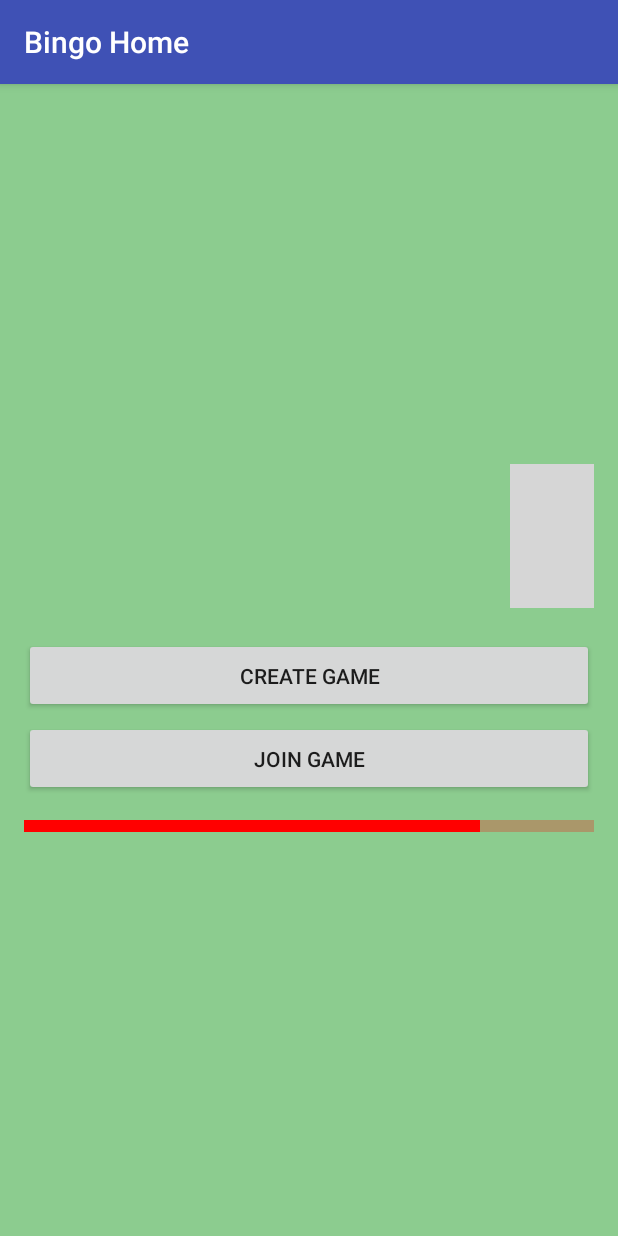
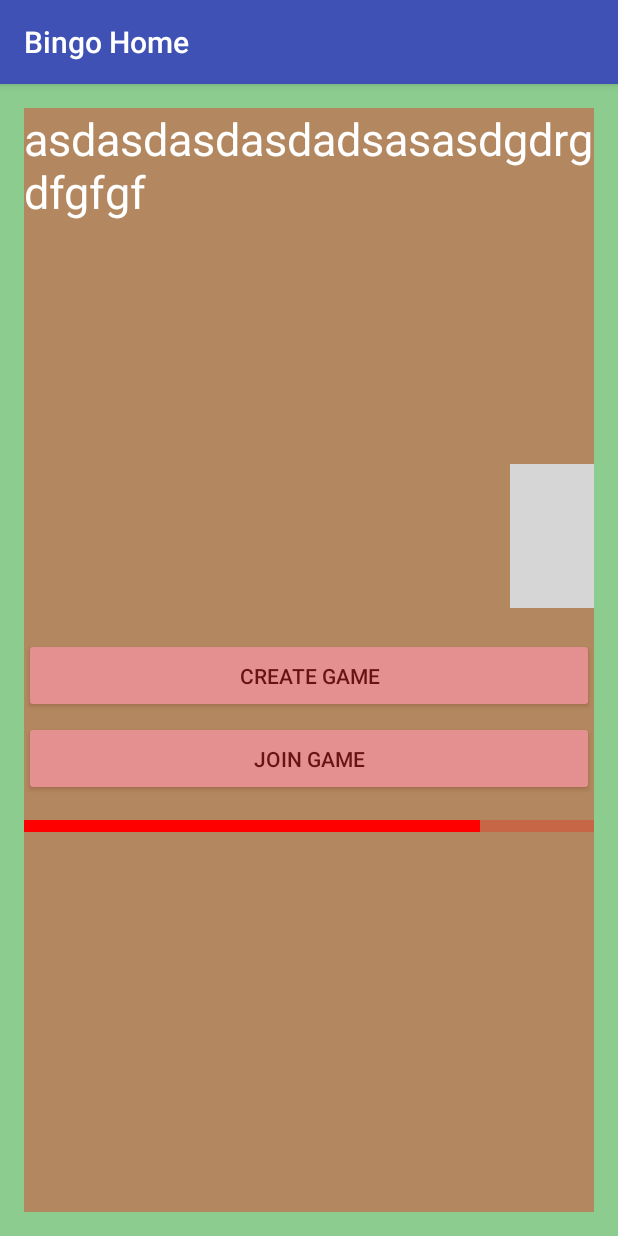
Before and after one commit to adnansakel/Quality-and-Usability-Project, an Android app: the HomeActivity screen opened directly, with no data from a screen before it, on a phone screen of 412 x 824 dp. Run offline under Robolectric (Android 15) with nearby library versions, the light colour scheme and no system bars; libraries missing offline, so code that uses them is left out: com.loopj.android, cz.msebera.android; grey boxes are pictures that could not be loaded.

Commit message:
Slide up down animation

```diff
--- a/MyApplication/app/src/main/java/com/example/adnansakel/bingo/HomeActivity.java
+++ b/MyApplication/app/src/main/java/com/example/adnansakel/bingo/HomeActivity.java
@@ -14,6 +14,7 @@ import android.view.Gravity;
 import android.view.LayoutInflater;
 import android.view.View;
 import android.view.ViewGroup;
+import android.view.animation.AnimationUtils;
 import android.widget.Button;
 import android.widget.EditText;
 import android.widget.ImageView;
@@ -99,11 +100,22 @@ public class HomeActivity extends AppCompatActivity implements View.OnClickListe
         btnJoinGame = (Button)findViewById(R.id.btn_join_game);
 
         llAnimationTest = findViewById(R.id.llAnimationTest);
-        llAnimationTest.setVisibility(View.INVISIBLE);
-        llAnimationTest.setTranslationX(llAnimationTest.getWidth());
         llAnimationTest.setVisibility(View.VISIBLE);
-        llAnimationTest.setTranslationX(llAnimationTest.getWidth());
-        llAnimationTest.setVisibility(View.INVISIBLE);
+        //llAnimationTest.setTranslationY(0);
+        //llAnimationTest.setVisibility(View.INVISIBLE);
+        //llAnimationTest.setVisibility(View.VISIBLE);
+
+        llAnimationTest.startAnimation(AnimationUtils.loadAnimation(this,
+                R.anim.slide_down));
+        /*llAnimationTest.animate().translationY(llAnimationTest.getHeight())
+                .setDuration(3000).setListener(new AnimatorListenerAdapter() {
+            @Override
+            public void onAnimationEnd(Animator animation) {
+                super.onAnimationEnd(animation);
+                llAnimationTest.setVisibility(View.INVISIBLE);
+
+            }
+        });*/
 
 
         //an.MakeInVisibleWithSlideRight();
@@ -131,6 +143,8 @@ public class HomeActivity extends AppCompatActivity implements View.OnClickListe
         toast.show();
 
 
+
+
         btnCreateGame.setOnClickListener(this);
         btnJoinGame.setOnClickListener(this);
     }
@@ -147,6 +161,7 @@ public class HomeActivity extends AppCompatActivity implements View.OnClickListe
             else{
                 textToSpeechtest.speak("22",TextToSpeech.QUEUE_FLUSH,null);
             }*/
+
             if(!connectionCheck.isConnected()){return;}
 
             AlertDialog.Builder builder = new AlertDialog.Builder(this);
--- /dev/null
+++ b/MyApplication/app/src/main/res/anim/slide_down.xml
@@ -0,0 +1,7 @@
+<?xml version="1.0" encoding="utf-8"?>
+<set xmlns:android="http://schemas.android.com/apk/res/android">
+    <translate
+        android:duration="1000"
+        android:fromYDelta="-100%"
+        android:toYDelta="0" />
+</set>
--- /dev/null
+++ b/MyApplication/app/src/main/res/anim/slide_up.xml
@@ -0,0 +1,7 @@
+<?xml version="1.0" encoding="utf-8"?>
+<set xmlns:android="http://schemas.android.com/apk/res/android">
+    <translate
+        android:duration="1000"
+        android:fromYDelta="100%"
+        android:toYDelta="0" />
+</set>
--- a/MyApplication/app/src/main/res/layout/activity_home.xml
+++ b/MyApplication/app/src/main/res/layout/activity_home.xml
@@ -64,7 +64,7 @@
     <LinearLayout
 
         android:layout_width="match_parent"
-        android:layout_height="100dp"
+        android:layout_height="match_parent"
 
         android:layout_alignParentRight="true"
         android:layout_alignParentTop="true"
@@ -72,8 +72,8 @@
         >
         <TextView
             android:id="@+id/llAnimationTest"
-            android:layout_width="400dp"
-            android:layout_height="100dp"
+            android:layout_width="match_parent"
+            android:layout_height="match_parent"
             android:background="#55ff0000"
             android:textSize="30sp"
             android:textColor="#ffffff"
```
